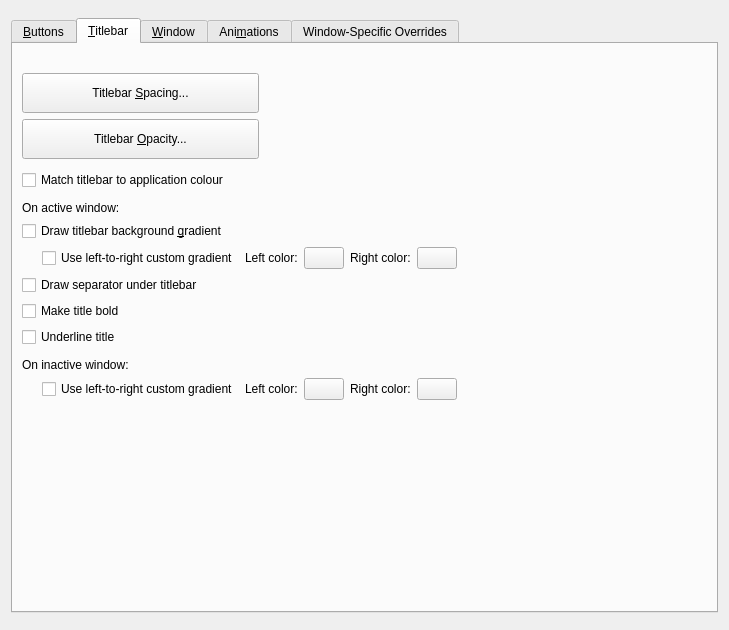
Qt form kdecoration/config/ui/breezeconfigurationui.ui (NeilRuffell/grassy) before a commit.
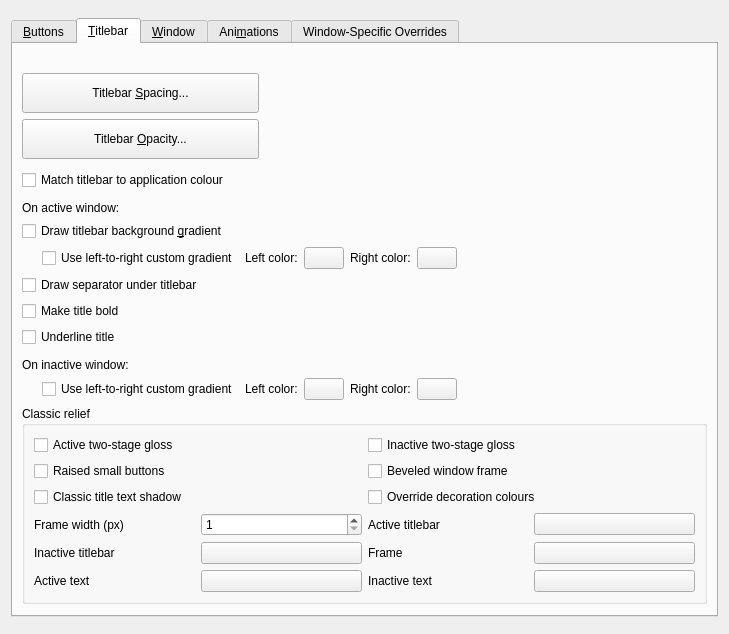
The same form after that commit. The open tabs and pages were chosen to show the change. Icons and pictures are not drawn. Custom widgets are drawn as their Qt base class.

Commit message: Add configurable classic relief rendering and Human presets

```diff
--- a/kdecoration/config/ui/breezeconfigurationui.ui
+++ b/kdecoration/config/ui/breezeconfigurationui.ui
@@ -1219,6 +1219,32 @@
            </item>
           </layout>
          </item>
+         <item>
+          <widget class="QGroupBox" name="classicReliefGroup">
+           <property name="title"><string>Classic relief</string></property>
+           <property name="toolTip"><string>Optional Metacity-style two-stage gloss and bevels. Raised buttons require a small square or rounded-square shape. Custom colours override KDE titlebar colours.</string></property>
+           <layout class="QGridLayout" name="classicReliefLayout">
+           <item row="0" column="0" colspan="2"><widget class="QCheckBox" name="classicGradientActive"><property name="text"><string>Active two-stage gloss</string></property></widget></item>
+           <item row="0" column="2" colspan="2"><widget class="QCheckBox" name="classicGradientInactive"><property name="text"><string>Inactive two-stage gloss</string></property></widget></item>
+           <item row="1" column="0" colspan="2"><widget class="QCheckBox" name="classicButtonBevel"><property name="text"><string>Raised small buttons</string></property></widget></item>
+           <item row="1" column="2" colspan="2"><widget class="QCheckBox" name="classicFrameBevel"><property name="text"><string>Beveled window frame</string></property></widget></item>
+           <item row="2" column="0" colspan="2"><widget class="QCheckBox" name="classicTitleShadow"><property name="text"><string>Classic title text shadow</string></property></widget></item>
+           <item row="2" column="2" colspan="2"><widget class="QCheckBox" name="classicCustomColors"><property name="text"><string>Override decoration colours</string></property></widget></item>
+           <item row="3" column="0"><widget class="QLabel" name="labelClassicFrameWidth"><property name="text"><string>Frame width (px)</string></property></widget></item>
+           <item row="3" column="1"><widget class="QSpinBox" name="classicFrameWidth"><property name="minimum"><number>1</number></property><property name="maximum"><number>16</number></property></widget></item>
+           <item row="3" column="2"><widget class="QLabel" name="labelClassicActiveColor"><property name="text"><string>Active titlebar</string></property></widget></item>
+           <item row="3" column="3"><widget class="KColorButton" name="classicActiveColor"></widget></item>
+           <item row="4" column="0"><widget class="QLabel" name="labelClassicInactiveColor"><property name="text"><string>Inactive titlebar</string></property></widget></item>
+           <item row="4" column="1"><widget class="KColorButton" name="classicInactiveColor"></widget></item>
+           <item row="4" column="2"><widget class="QLabel" name="labelClassicFrameColor"><property name="text"><string>Frame</string></property></widget></item>
+           <item row="4" column="3"><widget class="KColorButton" name="classicFrameColor"></widget></item>
+           <item row="5" column="0"><widget class="QLabel" name="labelClassicActiveText"><property name="text"><string>Active text</string></property></widget></item>
+           <item row="5" column="1"><widget class="KColorButton" name="classicActiveText"></widget></item>
+           <item row="5" column="2"><widget class="QLabel" name="labelClassicInactiveText"><property name="text"><string>Inactive text</string></property></widget></item>
+           <item row="5" column="3"><widget class="KColorButton" name="classicInactiveText"></widget></item>
+           </layout>
+          </widget>
+         </item>
          <item>
           <spacer name="verticalSpacer_19">
            <property name="orientation">
```
The commit also changes 10 other files.
